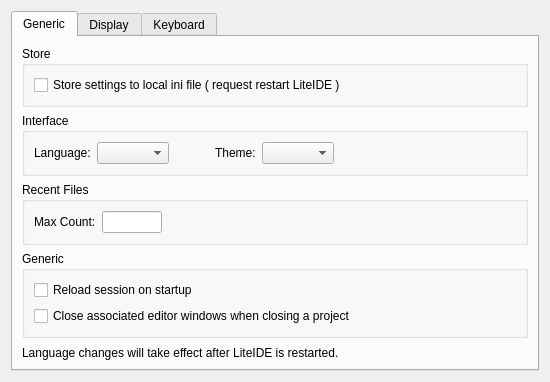
visualfc/liteide, file liteidex/src/liteapp/liteappoption.ui: the form before one commit.
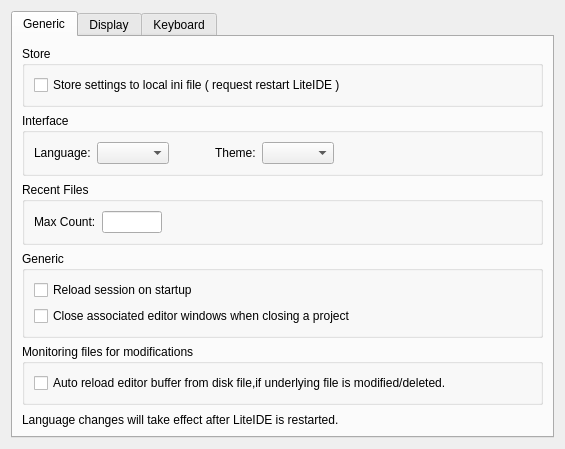
The form after the commit.

```diff
--- a/liteidex/src/liteapp/liteappoption.ui
+++ b/liteidex/src/liteapp/liteappoption.ui
@@ -6,14 +6,14 @@
    <rect>
     <x>0</x>
     <y>0</y>
-    <width>545</width>
-    <height>326</height>
+    <width>565</width>
+    <height>380</height>
    </rect>
   </property>
   <property name="windowTitle">
    <string>Form</string>
   </property>
-  <layout class="QVBoxLayout" name="verticalLayout_4">
+  <layout class="QVBoxLayout" name="verticalLayout_7">
    <item>
     <widget class="QTabWidget" name="tabWidget">
      <property name="currentIndex">
@@ -23,7 +23,7 @@
       <attribute name="title">
        <string>Generic</string>
       </attribute>
-      <layout class="QVBoxLayout" name="verticalLayout_3">
+      <layout class="QVBoxLayout" name="verticalLayout_4">
        <item>
         <widget class="QGroupBox" name="groupBox_4">
          <property name="title">
@@ -174,6 +174,22 @@
          </layout>
         </widget>
        </item>
+       <item>
+        <widget class="QGroupBox" name="groupBox_5">
+         <property name="title">
+          <string>Monitoring files for modifications</string>
+         </property>
+         <layout class="QVBoxLayout" name="verticalLayout_3">
+          <item>
+           <widget class="QCheckBox" name="autoReloadFileCheck">
+            <property name="text">
+             <string>Auto reload editor buffer from disk file,if underlying file is modified/deleted.</string>
+            </property>
+           </widget>
+          </item>
+         </layout>
+        </widget>
+       </item>
        <item>
         <spacer name="verticalSpacer">
          <property name="orientation">
```
Left out of the diff: 1 changed line with no effect on the pictures.
